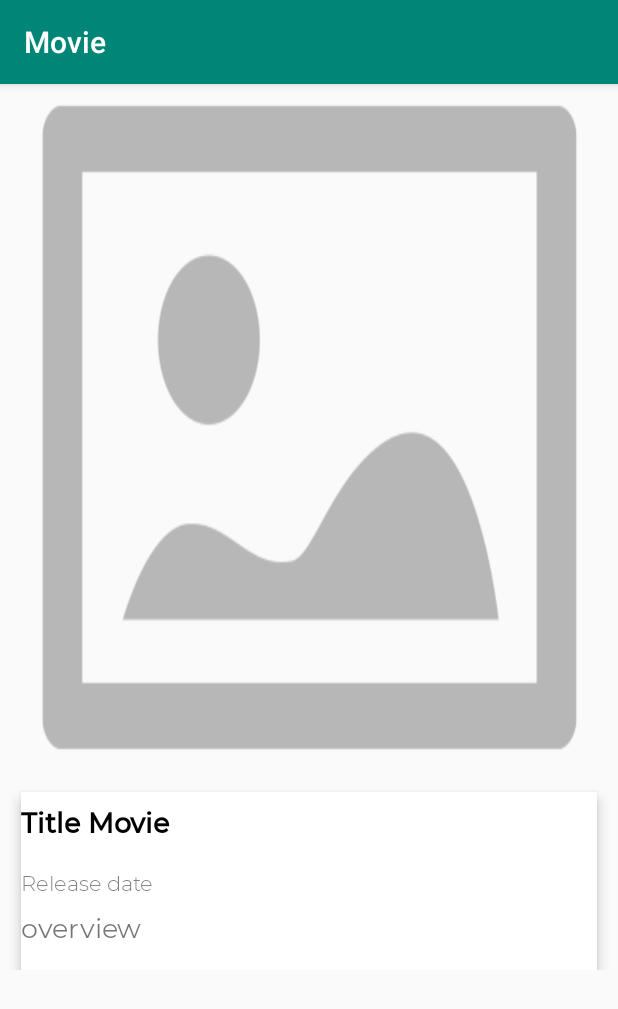
After one commit to tutuswidiya/Movie, an Android app: the DetailResultActivity screen opened directly, with no data from a screen before it, on a phone screen of 412 x 824 dp. The commit adds this screen. Shown: the top 1009 px of the screen. Run offline under Robolectric (Android 15) with nearby library versions, the phone set to English and light mode, and no system bars; pictures from the network do not load.

Commit message:
add item detail and include image

```diff
--- a/app/src/main/AndroidManifest.xml
+++ b/app/src/main/AndroidManifest.xml
@@ -1,6 +1,7 @@
 <?xml version="1.0" encoding="utf-8"?>
 <manifest xmlns:android="http://schemas.android.com/apk/res/android"
     package="com.example.movie">
+
     <uses-permission android:name="android.permission.INTERNET" />
 
     <application
@@ -17,8 +18,8 @@
                 <category android:name="android.intent.category.LAUNCHER" />
             </intent-filter>
         </activity>
-        <activity android:name=".view.MainActivity"/>
-
+        <activity android:name=".view.MainActivity" />
+        <activity android:name=".view.DetailResultActivity"/>
     </application>
 
 </manifest>
--- a/app/src/main/java/com/example/movie/apihelper/UtilsApi.java
+++ b/app/src/main/java/com/example/movie/apihelper/UtilsApi.java
@@ -1,10 +1,5 @@
 package com.example.movie.apihelper;
 
-import com.example.movie.model.MovieRequest;
-
-import retrofit2.Call;
-import retrofit2.http.GET;
-import retrofit2.http.Query;
 
 public class UtilsApi {
     static final String BASE_URL = "https://api.themoviedb.org/3/discover/";
--- /dev/null
+++ b/app/src/main/java/com/example/movie/view/DetailResultActivity.java
@@ -0,0 +1,47 @@
+package com.example.movie.view;
+
+import androidx.appcompat.app.AppCompatActivity;
+
+import android.os.Bundle;
+import android.widget.ImageView;
+import android.widget.TextView;
+
+import com.bumptech.glide.Glide;
+import com.example.movie.R;
+import com.example.movie.model.MovieResult;
+
+public class DetailResultActivity extends AppCompatActivity {
+
+    ImageView ivImage;
+    TextView tvTitle, tvLanguage, tvDate, tvOverview;
+    public  static final  String EXTRA_RESULT= "extra_result";
+
+    @Override
+    protected void onCreate(Bundle savedInstanceState) {
+        super.onCreate(savedInstanceState);
+        setContentView(R.layout.activity_detail_result);
+        initContent();
+
+        MovieResult result = getIntent().getParcelableExtra(EXTRA_RESULT);
+        if (result != null) {
+            String image = "https://image.tmdb.org/t/p/w300_and_h450_bestv2/" +result.getPoster_path();
+            String title = result.getOriginal_title();
+            String date = result.getDate();
+            String language= result.getOriginal_language();
+            String overview = result.getOverview();
+
+            Glide.with(this).load(image).into(ivImage);
+            tvTitle.setText(title);
+            tvDate.setText(date);
+            tvLanguage.setText(language);
+            tvOverview.setText(overview);
+        }
+    }
+    private void initContent(){
+        ivImage = findViewById(R.id.iv_poster);
+        tvTitle = findViewById(R.id.tv_original_title);
+        tvDate = findViewById(R.id.tv_release_date);
+        tvOverview = findViewById(R.id.tv_overview);
+        tvLanguage = findViewById(R.id.tv_original_language);
+    }
+}
--- a/app/src/main/java/com/example/movie/viewmodel/MovieViewModel.java
+++ b/app/src/main/java/com/example/movie/viewmodel/MovieViewModel.java
@@ -20,12 +20,13 @@ public class MovieViewModel extends ViewModel {
 
     private MutableLiveData<MovieRequest> liveDataMovie = new MutableLiveData<>();
 
-    public void setMovie(String sources){
+    public void setMovie(String language, String sort, String adult, String video, String page){
         ApiService mApiService = UtilsApi.getApiService();
-        Call<MovieRequest> call = mApiService.getMovieList(sources, API_TOKEN);
+        Call<MovieRequest> call = mApiService.getMovieList(language, sort, adult, video, page, API_TOKEN);
         call.enqueue(new Callback<MovieRequest>() {
             @Override
             public void onResponse(Call<MovieRequest> call, Response<MovieRequest> response) {
+                Log.d("onResponse", response.body().getPage());
                 liveDataMovie.setValue(response.body());
             }
 
--- /dev/null
+++ b/app/src/main/res/layout/activity_detail_result.xml
@@ -0,0 +1,91 @@
+<?xml version="1.0" encoding="utf-8"?>
+<androidx.constraintlayout.widget.ConstraintLayout xmlns:android="http://schemas.android.com/apk/res/android"
+    xmlns:app="http://schemas.android.com/apk/res-auto"
+    xmlns:tools="http://schemas.android.com/tools"
+    android:layout_width="match_parent"
+    android:layout_height="match_parent"
+    tools:context=".view.DetailResultActivity">
+
+
+
+    <ScrollView
+        android:id="@+id/layout"
+        android:layout_width="match_parent"
+        android:layout_height="match_parent"
+        app:layout_constraintBottom_toBottomOf="parent"
+        app:layout_constraintEnd_toEndOf="parent"
+        app:layout_constraintStart_toStartOf="parent"
+        app:layout_constraintTop_toTopOf="parent">
+
+        <androidx.constraintlayout.widget.ConstraintLayout
+            android:layout_width="match_parent"
+            android:layout_height="wrap_content"
+            android:paddingBottom="20dp">
+
+    <ImageView
+        android:id="@+id/iv_poster"
+        android:layout_width="367dp"
+        android:layout_height="458dp"
+        android:contentDescription="@string/todo"
+        android:scaleType="fitXY"
+        android:src="@drawable/img_placeholder"
+        app:layout_constraintEnd_toEndOf="parent"
+        app:layout_constraintStart_toStartOf="parent"
+        app:layout_constraintTop_toTopOf="parent" />
+
+
+
+    <LinearLayout
+        android:layout_width="match_parent"
+        android:layout_height="wrap_content"
+        android:layout_margin="14dp"
+        android:layout_marginTop="18dp"
+        android:background="@color/colorWhite"
+        android:elevation="5dp"
+        android:orientation="vertical"
+        android:paddingBottom="16dp"
+        app:layout_constraintEnd_toEndOf="parent"
+        app:layout_constraintStart_toStartOf="parent"
+        app:layout_constraintTop_toBottomOf="@id/iv_poster">
+        <TextView
+            android:id="@+id/tv_original_title"
+            android:layout_width="match_parent"
+            android:layout_height="wrap_content"
+           android:layout_marginTop="8dp"
+            android:fontFamily="@font/mmedium"
+            android:text="@string/title_movie"
+            android:textColor="@android:color/black"
+            android:textSize="18sp"
+            android:textStyle="bold" />
+
+        <TextView
+            android:id="@+id/tv_original_language"
+            android:layout_width="0dp"
+            android:layout_height="wrap_content"
+            android:layout_weight="1"
+            android:ellipsize="end"
+            android:fontFamily="@font/mregular"
+            android:maxLines="1"
+            android:text="@string/language"
+            android:textStyle="bold" />
+
+        <TextView
+            android:id="@+id/tv_release_date"
+            android:layout_width="wrap_content"
+            android:layout_height="wrap_content"
+            android:fontFamily="@font/mlight"
+            android:text="@string/release_date" />
+        <TextView
+            android:id="@+id/tv_overview"
+            android:layout_width="match_parent"
+            android:layout_height="wrap_content"
+            android:layout_marginTop="8dp"
+            android:fontFamily="@font/mregular"
+            android:text="@string/Overview"
+            android:textSize="18sp"/>
+
+
+    </LinearLayout>
+        </androidx.constraintlayout.widget.ConstraintLayout>
+    </ScrollView>
+</androidx.constraintlayout.widget.ConstraintLayout>
--- a/app/src/main/res/values/strings.xml
+++ b/app/src/main/res/values/strings.xml
@@ -5,4 +5,5 @@
     <string name="title_movie">Title Movie</string>
     <string name="language">language</string>
     <string name="release_date">Release date</string>
+    <string name="Overview">overview</string>
 </resources>
```
Also changed, not shown: app/src/main/java/com/example/movie/adapter/MovieAdapter.java (added, +78 -0 lines), app/src/main/java/com/example/movie/apihelper/ApiService.java (+8 -2 lines), app/src/main/java/com/example/movie/model/MovieRequest.java (+11 -0 lines), app/src/main/java/com/example/movie/model/MovieResult.java (+7 -7 lines), app/src/main/java/com/example/movie/view/CustomOnItemClickListener.java (renamed from app/src/main/java/com/example/movie/view/CustomOnItemClickCallback.java, +4 -4 lines), app/src/main/java/com/example/movie/view/MainActivity.java (+45 -0 lines), app/src/main/res/layout/activity_main.xml (+10 -1 lines), app/src/main/res/layout/item_list_movie.xml (+4 -4 lines).
